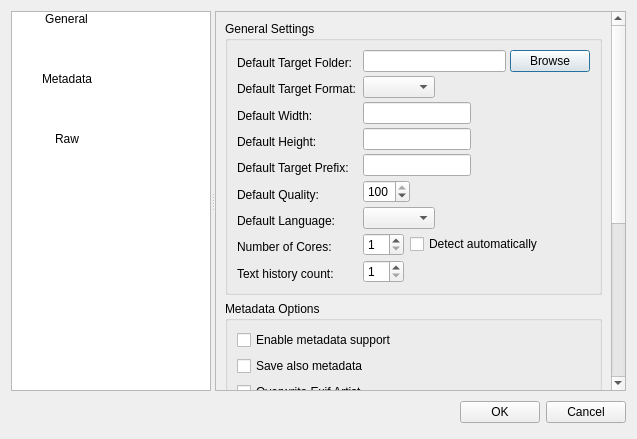
marek629/SIR, file dialogs/optionsdialog.ui: the form before one commit.
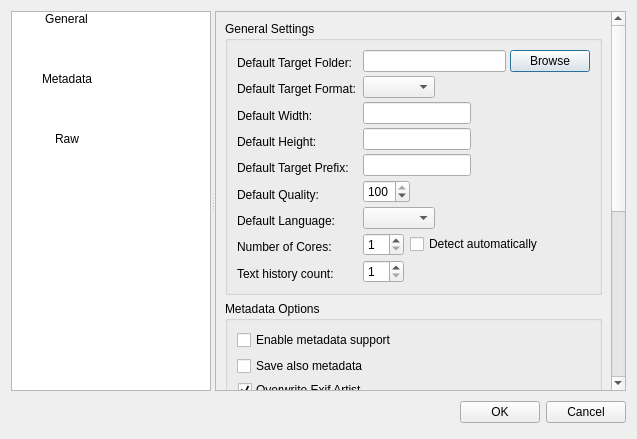
The form after the commit. Icons and pictures are not drawn. Custom widgets are drawn as their Qt base class.

Commit message: early metadata dialog with unfully exif support

```diff
--- a/dialogs/optionsdialog.ui
+++ b/dialogs/optionsdialog.ui
@@ -80,9 +80,9 @@
        <property name="geometry">
         <rect>
          <x>0</x>
-         <y>0</y>
-         <width>408</width>
-         <height>700</height>
+         <y>-299</y>
+         <width>407</width>
+         <height>705</height>
         </rect>
        </property>
        <layout class="QVBoxLayout" name="verticalLayout_2">
@@ -343,10 +343,18 @@
             </widget>
            </item>
            <item>
-            <widget class="QCheckBox" name="exifArtistCheckBox">
-             <property name="text">
+            <widget class="QGroupBox" name="exifArtistCheckBox">
+             <property name="title">
               <string>Overwrite Exif Artist</string>
              </property>
+             <property name="checkable">
+              <bool>true</bool>
+             </property>
+             <layout class="QVBoxLayout" name="verticalLayout_6">
+              <item>
+               <widget class="HistoryComboBox" name="exifArtistComboBox"/>
+              </item>
+             </layout>
             </widget>
            </item>
            <item>
```
Left out of the diff: 33 changed lines with no effect on the pictures. The commit also changes 23 other files.
